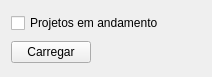
dsgoficial/SAP_Gerente, file uis/loadLayersQgisProject.ui: the form before one commit.
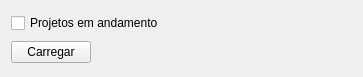
The form after the commit.

Diff of the .ui file:
```diff
--- a/uis/loadLayersQgisProject.ui
+++ b/uis/loadLayersQgisProject.ui
@@ -6,7 +6,7 @@
    <rect>
     <x>0</x>
     <y>0</y>
-    <width>212</width>
+    <width>363</width>
     <height>77</height>
    </rect>
   </property>
```
